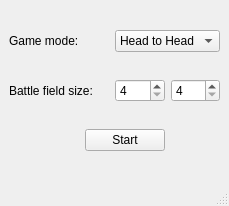
vfdev-5/GameOf4, file src/mainwindow.ui: the form before one commit.
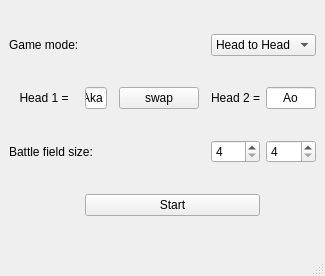
The form after the commit.

```diff
--- a/src/mainwindow.ui
+++ b/src/mainwindow.ui
@@ -6,8 +6,8 @@
    <rect>
     <x>0</x>
     <y>0</y>
-    <width>216</width>
-    <height>206</height>
+    <width>309</width>
+    <height>276</height>
    </rect>
   </property>
   <property name="windowTitle">
@@ -22,7 +22,7 @@
       </property>
      </widget>
     </item>
-    <item row="0" column="2" colspan="2">
+    <item row="0" column="5" colspan="2">
      <widget class="QComboBox" name="comboBox">
       <item>
        <property name="text">
@@ -36,14 +36,14 @@
       </item>
      </widget>
     </item>
-    <item row="1" column="0" colspan="2">
+    <item row="2" column="0" colspan="2">
      <widget class="QLabel" name="label_2">
       <property name="text">
        <string>Battle field size:</string>
       </property>
      </widget>
     </item>
-    <item row="1" column="2">
+    <item row="2" column="5">
      <widget class="QSpinBox" name="fieldSizeX">
       <property name="minimum">
        <number>4</number>
@@ -53,7 +53,7 @@
       </property>
      </widget>
     </item>
-    <item row="1" column="3">
+    <item row="2" column="6">
      <widget class="QSpinBox" name="fieldSizeY">
       <property name="minimum">
        <number>4</number>
@@ -63,13 +63,89 @@
       </property>
      </widget>
     </item>
-    <item row="2" column="1" colspan="2">
+    <item row="3" column="1" colspan="5">
      <widget class="QPushButton" name="startButton">
       <property name="text">
        <string>Start</string>
       </property>
      </widget>
     </item>
+    <item row="1" column="0">
+     <widget class="QLabel" name="player1TypeL">
+      <property name="text">
+       <string>Head 1 =</string>
+      </property>
+      <property name="alignment">
+       <set>Qt::AlignCenter</set>
+      </property>
+     </widget>
+    </item>
+    <item row="1" column="5">
+     <widget class="QLabel" name="player2TypeL">
+      <property name="text">
+       <string>Head 2 =</string>
+      </property>
+      <property name="alignment">
+       <set>Qt::AlignCenter</set>
+      </property>
+     </widget>
+    </item>
+    <item row="1" column="6">
+     <widget class="QLineEdit" name="player2ColorLE">
+      <property name="text">
+       <string>Ao</string>
+      </property>
+      <property name="alignment">
+       <set>Qt::AlignCenter</set>
+      </property>
+     </widget>
+    </item>
+    <item row="1" column="1">
+     <widget class="QLineEdit" name="player1ColorLE">
+      <property name="text">
+       <string>Aka</string>
+      </property>
+      <property name="alignment">
+       <set>Qt::AlignCenter</set>
+      </property>
+      <property name="readOnly">
+       <bool>true</bool>
+      </property>
+     </widget>
+    </item>
+    <item row="1" column="3">
+     <widget class="QPushButton" name="swapB">
+      <property name="text">
+       <string>swap</string>
+      </property>
+     </widget>
+    </item>
+    <item row="1" column="2">
+     <spacer name="horizontalSpacer">
+      <property name="orientation">
+       <enum>Qt::Horizontal</enum>
+      </property>
+      <property name="sizeHint" stdset="0">
+       <size>
+        <width>40</width>
+        <height>20</height>
+       </size>
+      </property>
+     </spacer>
+    </item>
+    <item row="1" column="4">
+     <spacer name="horizontalSpacer_2">
+      <property name="orientation">
+       <enum>Qt::Horizontal</enum>
+      </property>
+      <property name="sizeHint" stdset="0">
+       <size>
+        <width>40</width>
+        <height>20</height>
+       </size>
+      </property>
+     </spacer>
+    </item>
    </layout>
   </widget>
   <widget class="QMenuBar" name="menubar">
```
Left out of the diff: 7 changed lines with no effect on the pictures.
